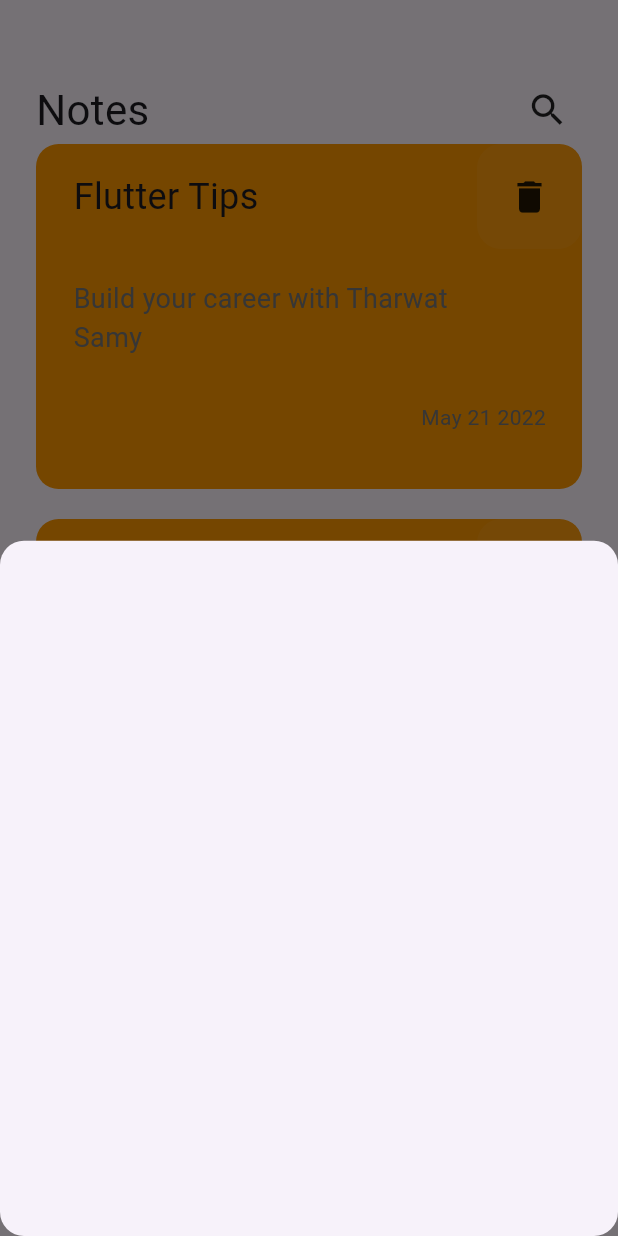
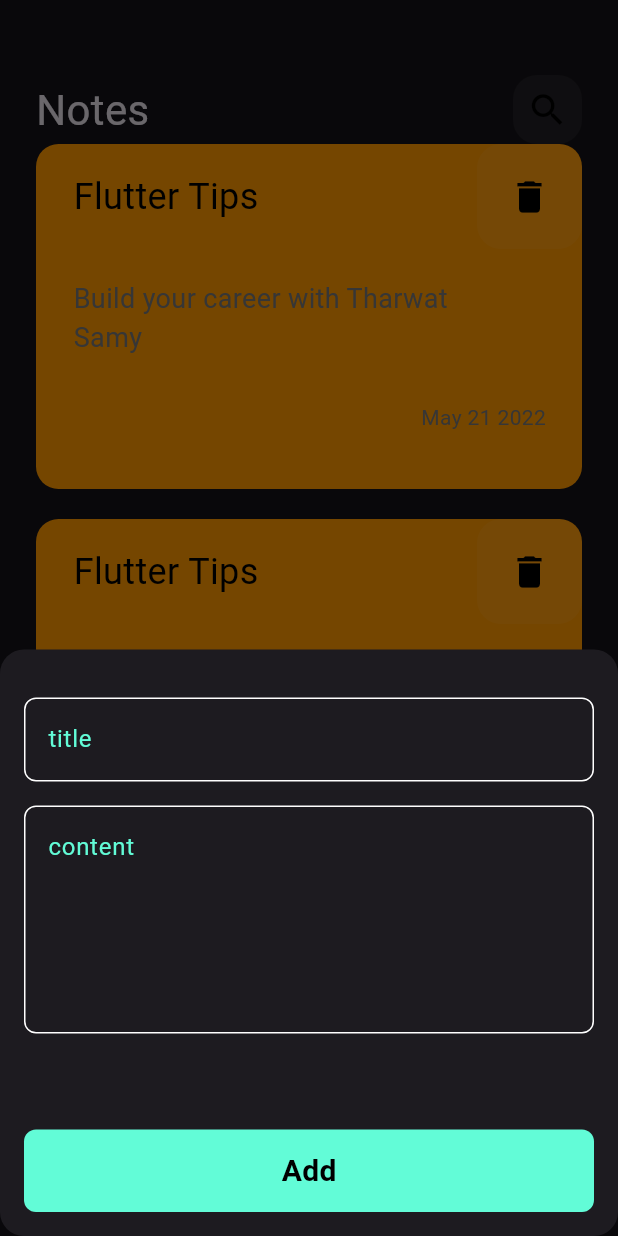
Before and after one commit to Moaath-Amr/notes-app, a Flutter app: the screen it shows after launch, after a tap on the "add" icon, on a phone screen of 412 x 824 dp. Run offline on Flutter 3.47's test engine with Material 3 defaults, Android fonts, the phone set to English and light mode, and no system bars.

Commit message:
finish notes bottom sheet

```diff
--- a/lib/main.dart
+++ b/lib/main.dart
@@ -11,7 +11,7 @@ class NotesApp extends StatelessWidget {
   @override
   Widget build(BuildContext context) {
     return MaterialApp(
-      theme: ThemeData.light(),
+      theme: ThemeData.dark(),
       home: const NotesView(),
     );
   }
--- a/lib/views/notes_view.dart
+++ b/lib/views/notes_view.dart
@@ -1,4 +1,5 @@
 import 'package:flutter/material.dart';
+import 'package:notes_app/views/widgets/add_note_bottom_sheet.dart';
 import 'package:notes_app/views/widgets/notes_view_body.dart';
 
 class NotesView extends StatelessWidget {
@@ -18,8 +19,7 @@ class NotesView extends StatelessWidget {
             ),
             context: context,
             builder: (BuildContext bc) {
-              return Container(
-              );
+              return const AddNoteBottomSheet();
             }
           );
         },
--- a/lib/views/widgets/add_note_bottom_sheet.dart
+++ b/lib/views/widgets/add_note_bottom_sheet.dart
@@ -1,4 +1,5 @@
 import 'package:flutter/material.dart';
+import 'package:notes_app/views/widgets/custom_button.dart';
 import 'package:notes_app/views/widgets/custom_text_field.dart';
 
 class AddNoteBottomSheet extends StatelessWidget {
@@ -8,15 +9,31 @@ class AddNoteBottomSheet extends StatelessWidget {
   Widget build(BuildContext context) {
     return const Padding(
       padding: EdgeInsets.symmetric(horizontal: 16),
+      child: SingleChildScrollView(
         child: Column(
           children: [
             SizedBox(
               height: 32,
             ),
             CustomTextField(
-
+              hint: 'title'
             ),
+            SizedBox(
+              height: 16,
+            ),
+            CustomTextField(
+              hint: 'content',
+              maxLines: 5,
+            ),
+            SizedBox(
+              height: 64,
+            ),
+            CustomButton(),
+            SizedBox(
+              height: 16,
+            )
           ],
+        ),
       ),
     );
   }
--- /dev/null
+++ b/lib/views/widgets/custom_button.dart
@@ -0,0 +1,28 @@
+import 'package:flutter/material.dart';
+import 'package:notes_app/constants.dart';
+
+class CustomButton extends StatelessWidget {
+  const CustomButton({super.key});
+
+  @override
+  Widget build(BuildContext context) {
+    return Container(
+      width: MediaQuery.of(context).size.width,
+      height: 55,
+      decoration: BoxDecoration(
+        color: kPrimaryColor,
+        borderRadius: BorderRadius.circular(8)
+      ),
+      child: const Center(
+        child: Text(
+          'Add',
+          style: TextStyle(
+            color: Colors.black,
+            fontWeight: FontWeight.bold,
+            fontSize: 20,
+          ),
+        ),
+      ),
+    );
+  }
+}
--- a/lib/views/widgets/custom_item.dart
+++ b/lib/views/widgets/custom_item.dart
@@ -24,6 +24,7 @@ class CustomItem extends StatelessWidget {
         child: Icon(
           icon,
           size: 28,
+          color: Colors.black,
         ),
       ),
     );
--- a/lib/views/widgets/custom_note_item.dart
+++ b/lib/views/widgets/custom_note_item.dart
@@ -24,6 +24,7 @@ class CustomNoteItem extends StatelessWidget {
                   Text(
                     'Flutter Tips',
                     style: TextStyle(
+                      color: Colors.black,
                       fontSize: 24
                     ),
                   ),
--- a/lib/views/widgets/custom_text_field.dart
+++ b/lib/views/widgets/custom_text_field.dart
@@ -2,14 +2,18 @@ import 'package:flutter/material.dart';
 import 'package:notes_app/constants.dart';
 
 class CustomTextField extends StatelessWidget{
-  const CustomTextField({super.key});
+  const CustomTextField({super.key, required this.hint, this.maxLines = 1});
+
+  final String hint;
+  final int maxLines;
 
   @override
   Widget build(BuildContext context) {
     return TextField(
       cursorColor: kPrimaryColor,
+      maxLines: maxLines,
       decoration: InputDecoration(
-        hintText: 'Title',
+        hintText: hint,
         hintStyle: TextStyle(
           color: kPrimaryColor
         ),
```
Lines whose indentation alone changed are shown as unchanged.
